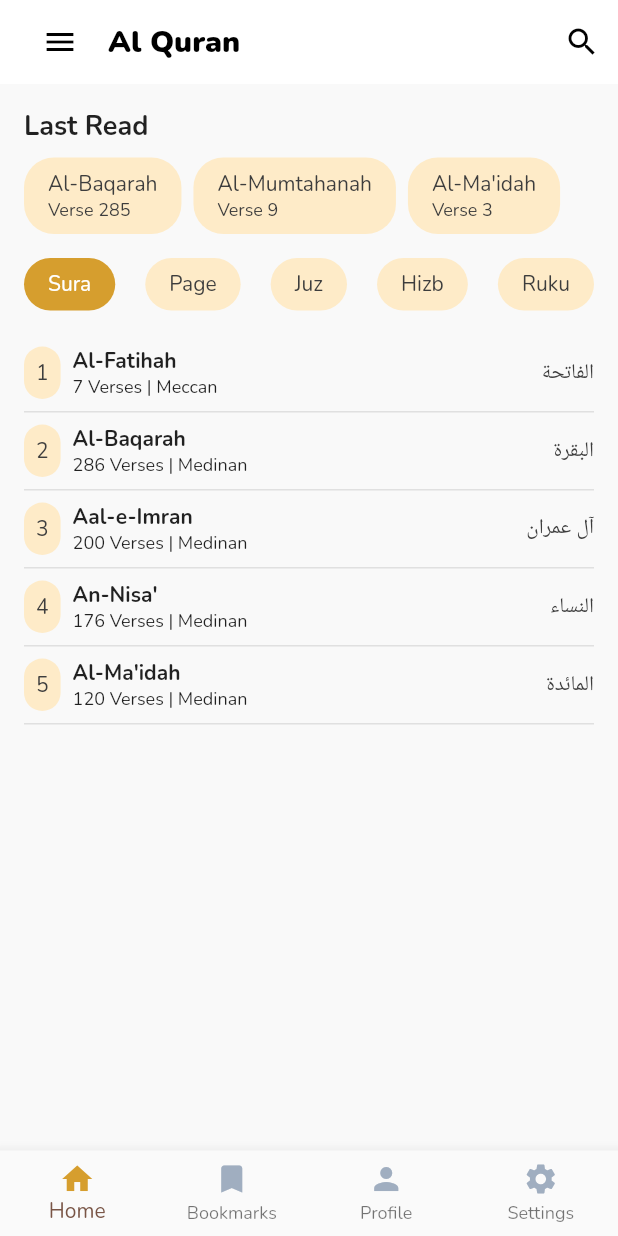
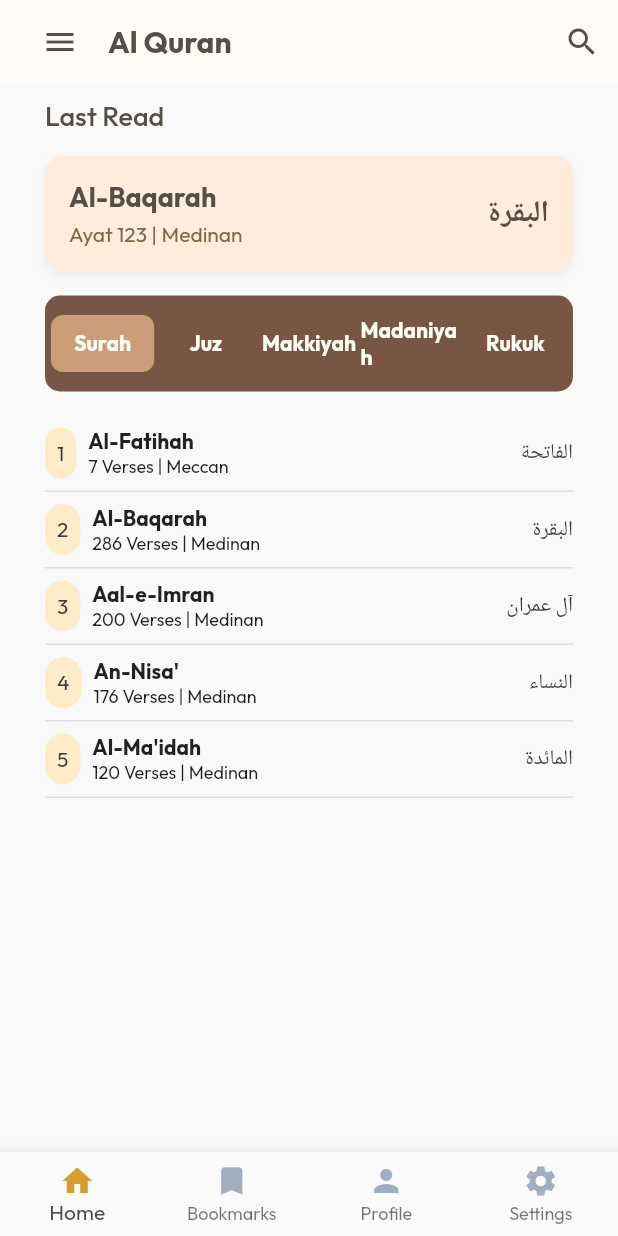
Before and after one commit to putra28/flutter-quran, a Flutter app: the screen it shows after launch, on a phone screen of 412 x 824 dp. Run offline on Flutter 3.47's test engine with Material 3 defaults, Android fonts, the light colour scheme and no system bars; our stand-ins replace google_fonts.

Commit message:
"Menambahkan Last Read Card dan Filter Card"

```diff
--- a/lib/main.dart
+++ b/lib/main.dart
@@ -14,15 +14,15 @@ class QuranApp extends StatelessWidget {
   Widget build(BuildContext context) {
     return MaterialApp(
       theme: ThemeData(
-        fontFamily: GoogleFonts.nunito().fontFamily,
+        fontFamily: GoogleFonts.outfit().fontFamily,
         colorScheme: const ColorScheme(
           brightness: Brightness.light,
-          primary: Color(0xFF795546),
-          onPrimary: Color(0xFF795546),
+          primary: Color(0xFF564f47),
+          onPrimary: Color(0xFF564f47),
           secondary: Color(0xFF7C6844),
           onSecondary: Color(0xFF7C6844),
-          surface: Color(0xFFfdeddc),
-          onSurface: Color(0xFFfdeddc),
+          surface: Color(0xFFffecdc),
+          onSurface: Color(0xFFffecdc),
           error: Color(0xFF6C4E31),
           onError: Color(0xFF6C4E31),
           background: Color(0xFFFfFaf5),
--- a/lib/screens/home_screen.dart
+++ b/lib/screens/home_screen.dart
@@ -1,7 +1,7 @@
 import 'package:flutter/material.dart';
 import 'package:google_fonts/google_fonts.dart';
 
-class HomePage extends StatefulWidget{
+class HomePage extends StatefulWidget {
   const HomePage({super.key});
 
   @override
@@ -9,94 +9,65 @@ class HomePage extends StatefulWidget{
 }
 
 class _HomePageState extends State<HomePage> {
+  int selectedIndex = 0;
+  final List<String> filters = ["Surah", "Juz", "Makkiyah", "Madaniyah", "Rukuk"];
 
   @override
   Widget build(BuildContext context) {
     return Scaffold(
       backgroundColor: Color(0xFFF9F9F9),
       appBar: AppBar(
-        backgroundColor: Colors.white,
+        backgroundColor: Theme.of(context).colorScheme.background,
         elevation: 0,
         leading: Padding(
           padding: const EdgeInsets.only(left: 20.0),
           child: IconButton(
-            icon: Icon(Icons.menu, color: Colors.black),
+            icon: Icon(Icons.menu, color: Theme.of(context).colorScheme.primary),
             onPressed: () {},
           ),
         ),
-        title: Text('Al Quran', style: TextStyle(color: Colors.black, fontWeight: FontWeight.w900)),
+        title: Text('Al Quran', style: TextStyle(color: Theme.of(context).colorScheme.primary, fontWeight: FontWeight.w700)),
         actions: [
           IconButton(
-            icon: Icon(Icons.search, color: Colors.black),
+            icon: Icon(Icons.search, color: Theme.of(context).colorScheme.primary),
             onPressed: () {},
           ),
         ],
       ),
       body: Padding(
-        padding: const EdgeInsets.all(16.0),
+        padding: const EdgeInsets.symmetric(horizontal: 30.0, vertical: 10.0),
         child: Column(
           crossAxisAlignment: CrossAxisAlignment.start,
           children: [
             Text(
               'Last Read',
-              style: TextStyle(fontSize: 18, fontWeight: FontWeight.bold),
+              style: TextStyle(fontSize: 18, color: Theme.of(context).colorScheme.primary, fontWeight: FontWeight.w500),
             ),
-            SizedBox(height: 8),
-            SingleChildScrollView(
-              scrollDirection: Axis.horizontal,
-              child: Row(
-                children: [
-                  LastReadCard(title: 'Al-Baqarah', verse: 'Verse 285'),
-                  LastReadCard(title: 'Al-Mumtahanah', verse: 'Verse 9'),
-                  LastReadCard(title: 'Al-Ma\'idah', verse: 'Verse 3'),
-                ],
-              ),
+            SizedBox(height: 15),
+
+            LastReadCard(title: 'Al-Baqarah', verse: 'Ayat 123', type: 'Medinan', arabicTitle: 'البقرة'),
+
+            SizedBox(height: 16),
+
+            FilterBar(
+              filters: filters,
+              selectedIndex: selectedIndex,
+              onSelected: (index) {
+                setState(() {
+                  selectedIndex = index;
+                });
+              },
             ),
-            SizedBox(height: 16),
-            Row(
-              mainAxisAlignment: MainAxisAlignment.spaceBetween,
-              children: [
-                FilterButton(title: 'Sura', isSelected: true),
-                FilterButton(title: 'Page'),
-                FilterButton(title: 'Juz'),
-                FilterButton(title: 'Hizb'),
-                FilterButton(title: 'Ruku'),
-              ],
-            ),
+
             SizedBox(height: 16),
             Expanded(
               child: ListView(
                 children: [
-                  SuraItem(
-                    number: 1,
-                    title: 'Al-Fatihah',
-                    details: '7 Verses | Meccan',
-                    arabicTitle: 'الفاتحة',
-                  ),
-                  SuraItem(
-                    number: 2,
-                    title: 'Al-Baqarah',
-                    details: '286 Verses | Medinan',
-                    arabicTitle: 'البقرة',
-                  ),
-                  SuraItem(
-                    number: 3,
-                    title: 'Aal-e-Imran',
-                    details: '200 Verses | Medinan',
-                    arabicTitle: 'آل عمران',
-                  ),
-                  SuraItem(
-                    number: 4,
-                    title: 'An-Nisa\'',
-                    details: '176 Verses | Medinan',
-                    arabicTitle: 'النساء',
-                  ),
-                  SuraItem(
-                    number: 5,
-                    title: 'Al-Ma\'idah',
-                    details: '120 Verses | Medinan',
-                    arabicTitle: 'المائدة',
-                  ),
+                  SuraItem(number: 1, title: 'Al-Fatihah', details: '7 Verses | Meccan', arabicTitle: 'الفاتحة'),
+                  SuraItem(number: 2, title: 'Al-Baqarah', details: '286 Verses | Medinan', arabicTitle: 'البقرة'),
+                  SuraItem(number: 3, title: 'Aal-e-Imran', details: '200 Verses | Medinan', arabicTitle: 'آل عمران'),
+                  SuraItem(number: 4, title: 'An-Nisa\'', details: '176 Verses | Medinan', arabicTitle: 'النساء'),
+                  SuraItem(number: 5, title: 'Al-Ma\'idah', details: '120 Verses | Medinan', arabicTitle: 'المائدة'),
                 ],
               ),
             ),
@@ -106,22 +77,10 @@ class _HomePageState extends State<HomePage> {
       bottomNavigationBar: BottomNavigationBar(
         type: BottomNavigationBarType.fixed,
         items: [
-          BottomNavigationBarItem(
-            icon: Icon(Icons.home, color: Color(0xFFD69E2E)),
-            label: 'Home',
-          ),
-          BottomNavigationBarItem(
-            icon: Icon(Icons.bookmark, color: Color(0xFFA0AEC0)),
-            label: 'Bookmarks',
-          ),
-          BottomNavigationBarItem(
-            icon: Icon(Icons.person, color: Color(0xFFA0AEC0)),
-            label: 'Profile',
-          ),
-          BottomNavigationBarItem(
-            icon: Icon(Icons.settings, color: Color(0xFFA0AEC0)),
-            label: 'Settings',
-          ),
+          BottomNavigationBarItem(icon: Icon(Icons.home, color: Color(0xFFD69E2E)), label: 'Home'),
+          BottomNavigationBarItem(icon: Icon(Icons.bookmark, color: Color(0xFFA0AEC0)), label: 'Bookmarks'),
+          BottomNavigationBarItem(icon: Icon(Icons.person, color: Color(0xFFA0AEC0)), label: 'Profile'),
+          BottomNavigationBarItem(icon: Icon(Icons.settings, color: Color(0xFFA0AEC0)), label: 'Settings'),
         ],
       ),
     );
@@ -131,46 +90,116 @@ class _HomePageState extends State<HomePage> {
 class LastReadCard extends StatelessWidget {
   final String title;
   final String verse;
+  final String type;
+  final String arabicTitle;
 
-  const LastReadCard({required this.title, required this.verse});
+  const LastReadCard({
+    required this.title,
+    required this.verse,
+    required this.type,
+    required this.arabicTitle,
+    Key? key,
+  }) : super(key: key);
 
   @override
   Widget build(BuildContext context) {
     return Container(
-      margin: EdgeInsets.only(right: 8),
-      padding: EdgeInsets.symmetric(horizontal: 16, vertical: 8),
+      width: double.infinity,
+      padding: EdgeInsets.all(16),
       decoration: BoxDecoration(
-        color: Color(0xFFFEEBC8),
-        borderRadius: BorderRadius.circular(20),
+        color: Theme.of(context).colorScheme.surface,
+        borderRadius: BorderRadius.circular(12),
+        boxShadow: [
+          BoxShadow(
+            color: Colors.black.withOpacity(0.05),
+            blurRadius: 4,
+            offset: Offset(0, 2),
+          ),
+        ],
       ),
-      child: Column(
-        crossAxisAlignment: CrossAxisAlignment.start,
+      child: Row(
+        mainAxisAlignment: MainAxisAlignment.spaceBetween,
         children: [
-          Text(title, style: TextStyle(color: Color(0xFF3D3D3D))),
-          Text(verse, style: TextStyle(color: Color(0xFF3D3D3D), fontSize: 12)),
+          Column(
+            crossAxisAlignment: CrossAxisAlignment.start,
+            children: [
+              Text(
+                title,
+                style: TextStyle(
+                  color: Theme.of(context).colorScheme.primary,
+                  fontSize: 18,
+                  fontWeight: FontWeight.bold,
+                ),
+              ),
+              SizedBox(height: 4),
+              Text(
+                verse + ' | ' + type,
+                style: TextStyle(
+                  color: Theme.of(context).colorScheme.secondary,
+                  fontSize: 14,
+                ),
+              ),
+            ],
+          ),
+          Text(
+            arabicTitle,
+            style: GoogleFonts.scheherazadeNew(
+              color: Theme.of(context).colorScheme.primary,
+              fontSize: 20,
+              fontWeight: FontWeight.bold,
+            ),
+          ),
         ],
       ),
     );
   }
 }
 
-class FilterButton extends StatelessWidget {
-  final String title;
-  final bool isSelected;
+class FilterBar extends StatelessWidget {
+  final List<String> filters;
+  final int selectedIndex;
+  final Function(int) onSelected;
 
-  const FilterButton({required this.title, this.isSelected = false});
+  const FilterBar({
+    Key? key,
+    required this.filters,
+    required this.selectedIndex,
+    required this.onSelected,
+  }) : super(key: key);
 
   @override
   Widget build(BuildContext context) {
     return Container(
-      padding: EdgeInsets.symmetric(horizontal: 16, vertical: 8),
+      padding: EdgeInsets.all(4),
       decoration: BoxDecoration(
-        color: isSelected ? Color(0xFFD69E2E) : Color(0xFFFEEBC8),
-        borderRadius: BorderRadius.circular(20),
+        color: Color(0xFF795546),
+        borderRadius: BorderRadius.circular(10),
       ),
-      child: Text(
-        title,
-        style: TextStyle(color: isSelected ? Colors.white : Color(0xFF3D3D3D)),
+      child: Row(
+        mainAxisAlignment: MainAxisAlignment.spaceBetween,
+        children: List.generate(filters.length, (index) {
+          return Expanded(
+            child: GestureDetector(
+              onTap: () => onSelected(index),
+              child: Container(
+                padding: EdgeInsets.symmetric(vertical: 10),
+                decoration: BoxDecoration(
+                  color: selectedIndex == index ? Color(0xFFcb9d78) : Colors.transparent,
+                  borderRadius: BorderRadius.circular(8),
+                ),
+                child: Center(
+                  child: Text(
+                    filters[index],
+                    style: TextStyle(
+                      color: Color(0xFFfffff4),
+                      fontWeight: FontWeight.bold,
+                    ),
+                  ),
+                ),
+              ),
+            ),
+          );
+        }),
       ),
     );
   }
```
